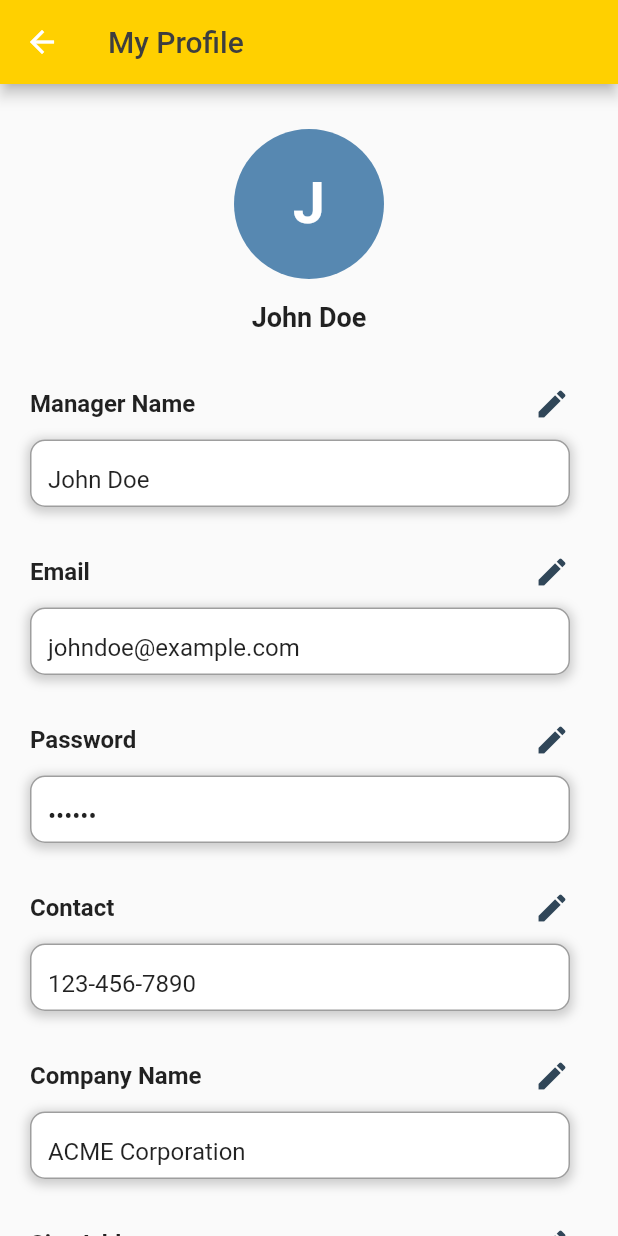
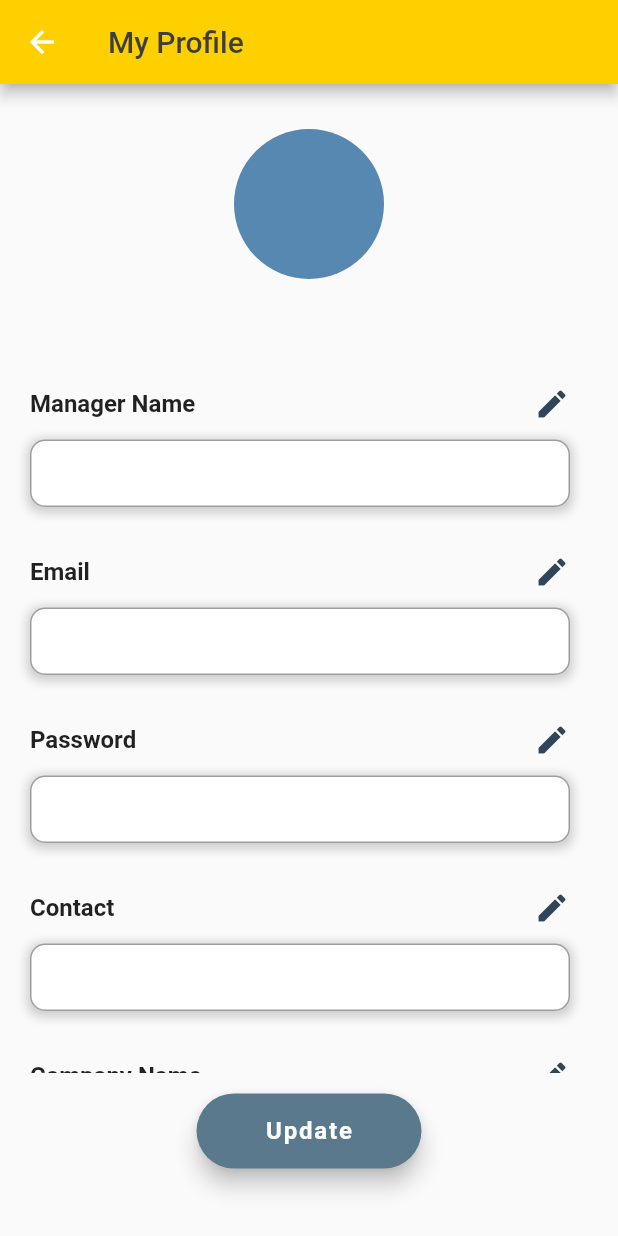
Before and after one commit to TNjo/SSD_Group_Assignment, a Flutter app: the SMProfilePage screen opened directly with empty values, on a phone screen of 412 x 824 dp. Run offline on Flutter 3.47's test engine with Material 2 defaults, Android fonts, the phone set to English and light mode, and no system bars; our stand-ins replace cloud_firestore, device_preview, firebase_auth, firebase_core, google_fonts, motion_tab_bar_v2; missing offline and left inert: searchbar_animation; accounts and stored records are empty; Roboto replaces fonts that are missing (OpenSans).

Commit message:
profile updated

```diff
--- a/mobile/lib/sm_profilepage.dart
+++ b/mobile/lib/sm_profilepage.dart
@@ -11,13 +11,13 @@ class SMProfilePage extends StatefulWidget {
 
 class _SMProfilePageState extends State<SMProfilePage> {
   // Define variables to hold user details
-  String managerName = 'John Doe'; // Example initial values
-  String email = 'johndoe@example.com';
-  String password = 'Site A';
-  String contact = '123-456-7890';
-  String companyName = 'ACME Corporation';
-  String siteName = 'Site A';
-  String siteNumber = '123';
+  String managerName = ''; // Example initial values
+  String email = '';
+  String password = '';
+  String contact = '';
+  String companyName = '';
+  String siteName = '';
+  String siteNumber = '';
 
   // Define a TextEditingController for each input field
   TextEditingController managerNameController = TextEditingController();
@@ -40,6 +40,15 @@ class _SMProfilePageState extends State<SMProfilePage> {
   @override
   void initState() {
     super.initState();
+    // Initialize the TextEditingControllers and other variables with user data
+    //managerName = widget.userData['managerName'] ?? '';
+    email = widget.userData['email'] ?? '';
+    password = widget.userData['password'] ?? '';
+   // contact = widget.userData['contact'] ?? '';
+   // companyName = widget.userData['companyName'] ?? '';
+   // siteName = widget.userData['siteName'] ?? '';
+   // siteNumber = widget.userData['siteNumber'] ?? '';
+
     // Initialize the TextEditingControllers with existing user details
     managerNameController.text = managerName;
     emailController.text = email;
@@ -52,6 +61,7 @@ class _SMProfilePageState extends State<SMProfilePage> {
 
   @override
   Widget build(BuildContext context) {
+    print("UserData: ${widget.userData}");
     return Scaffold(
       appBar: AppBar(
         title: const Text(
@@ -92,8 +102,14 @@ class _SMProfilePageState extends State<SMProfilePage> {
                   ),
                   child: Center(
                     child: Text(
-                      managerNameController.text.isNotEmpty ? managerNameController.text[0] : '',
-                      style: TextStyle(fontSize: 38.0,color: Colors.white,fontWeight: FontWeight.bold,),
+                      managerNameController.text.isNotEmpty
+                          ? managerNameController.text[0]
+                          : '',
+                      style: TextStyle(
+                        fontSize: 38.0,
+                        color: Colors.white,
+                        fontWeight: FontWeight.bold,
+                      ),
                     ),
                   ),
                 ),
@@ -108,9 +124,6 @@ class _SMProfilePageState extends State<SMProfilePage> {
               ],
             ),
           ),
-          Container(
-
-          ),
           Expanded(
             child: Container(
               padding: EdgeInsets.only(top: 20.0), // Add spacing here
@@ -118,28 +131,18 @@ class _SMProfilePageState extends State<SMProfilePage> {
                 child: Column(
                   crossAxisAlignment: CrossAxisAlignment.start,
                   children: [
-                    buildEditableField(
-                      managerNameController,
-                      'Manager Name',
-                      managerNameEditMode,
-                      () {
+                    buildEditableField(managerNameController, 'Manager Name',
+                        managerNameEditMode, () {
                       setState(() {
                         managerNameEditMode = !managerNameEditMode;
                       });
-                      },
-                      false
-                    ),
-                    buildEditableField(
-                      emailController,
-                      'Email',
-                      emailEditMode,
+                    }, false),
+                    buildEditableField(emailController, 'Email', emailEditMode,
                         () {
                       setState(() {
                         emailEditMode = !emailEditMode;
                       });
-                      },
-                      false
-                    ),
+                    }, false),
                     buildEditableField(
                       passwordController,
                       'Password',
@@ -152,55 +155,63 @@ class _SMProfilePageState extends State<SMProfilePage> {
                       true,
                     ),
                     buildEditableField(
-                      contactController,
-                      'Contact',
-                      contactEditMode,
-                      () {
+                        contactController, 'Contact', contactEditMode, () {
                       setState(() {
                         contactEditMode = !contactEditMode;
                       });
-                      },
-                      false
-                    ),
-                    buildEditableField(
-                      companyNameController,
-                      'Company Name',
-                      companyNameEditMode,
-                      () {
+                    }, false),
+                    buildEditableField(companyNameController, 'Company Name',
+                        companyNameEditMode, () {
                       setState(() {
                         companyNameEditMode = !companyNameEditMode;
                       });
-                      },
-                      false
-                    ),
+                    }, false),
                     buildEditableField(
-                      siteNameController,
-                      'Site Address',
-                      siteNameEditMode,
+                        siteNameController, 'Site Address', siteNameEditMode,
                         () {
                       setState(() {
                         siteNameEditMode = !siteNameEditMode;
                       });
-                      },
-                      false
-                    ),
+                    }, false),
                     buildEditableField(
-                      siteNumberController,
-                      'Site Number',
-                      siteNumberEditMode,
+                        siteNumberController, 'Site Number', siteNumberEditMode,
                         () {
                       setState(() {
                         siteNumberEditMode = !siteNumberEditMode;
                       });
-                      },
-                      false
-                    ),
-                    SizedBox(height: 37.0),
+                    }, false),
+                    SizedBox(height: 12.0),
                   ],
                 ),
               ),
             ),
           ),
+          Center(
+            child: Column(
+              children: [
+                const SizedBox(height: 14.0),
+                SizedBox(
+                  width: 150.0,
+                  height: 50.0,
+                  child: FloatingActionButton(
+                    onPressed: (){},
+                    backgroundColor: Color.fromARGB(255, 90, 121, 141),
+                    shape: RoundedRectangleBorder(
+                      borderRadius: BorderRadius.circular(30.0),
+                    ),
+                    child: const Text(
+                      'Update',
+                      style: TextStyle(
+                        fontSize: 16.0,
+                        fontWeight: FontWeight.bold,
+                      ),
+                    ),
+                  ),
+                ),
+                const SizedBox(height: 45.0),
+              ],
+            ),
+          )
         ],
       ),
     );
@@ -229,7 +240,10 @@ Widget buildEditableField(
                 ),
               ),
               IconButton(
-              icon: Icon(isEditMode ? Icons.done : Icons.edit, color: Color.fromARGB(255, 48, 70, 88),),
+                icon: Icon(
+                  isEditMode ? Icons.done : Icons.edit,
+                  color: Color.fromARGB(255, 48, 70, 88),
+                ),
                 onPressed: () {
                   onEditPressed();
                   if (isEditMode) {
@@ -259,7 +273,8 @@ Widget buildEditableField(
             ),
             child: TextField(
               controller: controller,
-            obscureText: isPassword, // Add this line to obscure the text if it's a password field
+              obscureText:
+                  isPassword, // Add this line to obscure the text if it's a password field
               readOnly: !isEditMode,
               decoration: InputDecoration(
                 border: OutlineInputBorder(
```
Lines whose indentation alone changed are shown as unchanged.
